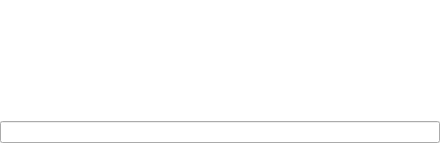
mk4me/hm-mde-one, file trunk/src/core/ui/ConsoleWidget.ui: the form before one commit.
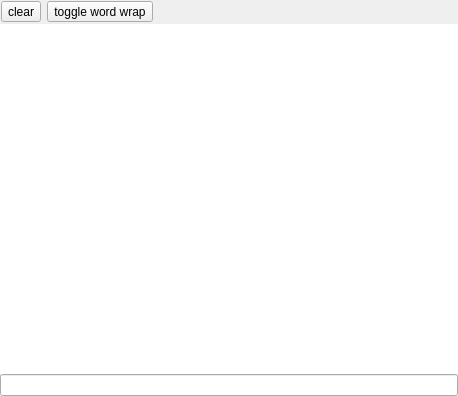
The form after the commit. Icons and pictures are not drawn.

```diff
--- a/trunk/src/core/ui/ConsoleWidget.ui
+++ b/trunk/src/core/ui/ConsoleWidget.ui
@@ -6,8 +6,8 @@
    <rect>
     <x>0</x>
     <y>0</y>
-    <width>440</width>
-    <height>143</height>
+    <width>458</width>
+    <height>396</height>
    </rect>
   </property>
   <property name="windowTitle">
@@ -20,6 +20,71 @@
    <property name="margin">
     <number>0</number>
    </property>
+   <item>
+    <widget class="QFrame" name="frame">
+     <property name="sizePolicy">
+      <sizepolicy hsizetype="Preferred" vsizetype="Fixed">
+       <horstretch>0</horstretch>
+       <verstretch>0</verstretch>
+      </sizepolicy>
+     </property>
+     <property name="minimumSize">
+      <size>
+       <width>0</width>
+       <height>24</height>
+      </size>
+     </property>
+     <layout class="QHBoxLayout" name="horizontalLayout">
+      <property name="margin">
+       <number>1</number>
+      </property>
+      <item>
+       <widget class="QToolButton" name="clearButton">
+        <property name="text">
+         <string>clear</string>
+        </property>
+        <property name="icon">
+         <iconset resource="ConsoleWidget.qrc">
+          <normaloff>data/resources/icons/clear_console_16x16.png</normaloff>data/resources/icons/clear_console_16x16.png</iconset>
+        </property>
+        <property name="iconSize">
+         <size>
+          <width>16</width>
+          <height>16</height>
+         </size>
+        </property>
+       </widget>
+      </item>
+      <item>
+       <widget class="QToolButton" name="toggleWordWrapButton">
+        <property name="text">
+         <string>toggle word wrap</string>
+        </property>
+        <property name="icon">
+         <iconset resource="ConsoleWidget.qrc">
+          <normaloff>data/resources/icons/word_wrap_16x16.png</normaloff>data/resources/icons/word_wrap_16x16.png</iconset>
+        </property>
+        <property name="checkable">
+         <bool>true</bool>
+        </property>
+       </widget>
+      </item>
+      <item>
+       <spacer name="horizontalSpacer">
+        <property name="orientation">
+         <enum>Qt::Horizontal</enum>
+        </property>
+        <property name="sizeHint" stdset="0">
+         <size>
+          <width>40</width>
+          <height>20</height>
+         </size>
+        </property>
+       </spacer>
+      </item>
+     </layout>
+    </widget>
+   </item>
    <item>
     <widget class="QTextEdit" name="textEdit">
      <property name="frameShape">
```
Left out of the diff: 36 changed lines with no effect on the pictures.
